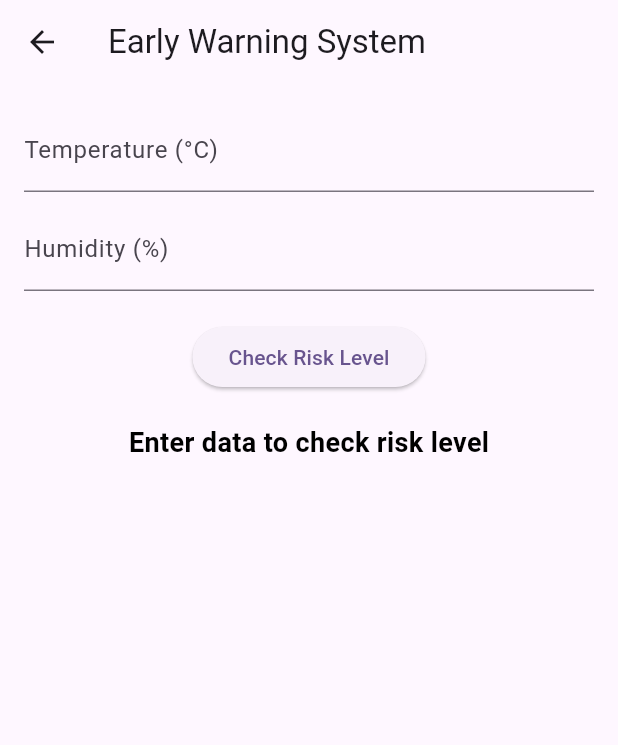
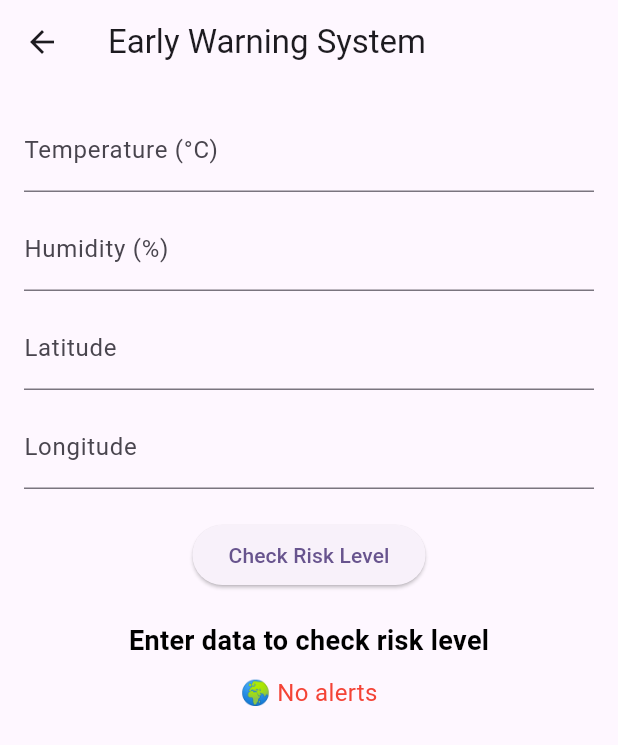
Before and after one commit to anu0419/zero-hunger, a Flutter app: the EarlyWarningScreen screen opened directly, on a phone screen of 412 x 824 dp. Shown: the top 745 px of the screen. Run offline on Flutter 3.47's test engine with Material 3 defaults, Android fonts, the phone set to English and light mode, and no system bars; our stand-ins replace cloud_firestore, firebase_auth, firebase_core, geolocator, google_maps_flutter, permission_handler; accounts and stored records are empty.

Commit message:
everything is working

```diff
--- a/lib/screens/early_warning_screen.dart
+++ b/lib/screens/early_warning_screen.dart
@@ -10,15 +10,18 @@ class EarlyWarningScreen extends StatefulWidget {
 class _EarlyWarningScreenState extends State<EarlyWarningScreen> {
   final _warningService = EarlyWarningService();
   String _riskMessage = "Enter data to check risk level";
+  String _weatherAlert = "No alerts";
   bool _isLoading = false;
 
   final TextEditingController _tempController = TextEditingController();
   final TextEditingController _humidityController = TextEditingController();
+  final TextEditingController _latController = TextEditingController();
+  final TextEditingController _lonController = TextEditingController();
 
   void _checkRisk() async {
-    if (_tempController.text.isEmpty || _humidityController.text.isEmpty) {
+    if (_tempController.text.isEmpty || _humidityController.text.isEmpty || _latController.text.isEmpty || _lonController.text.isEmpty) {
       setState(() {
-        _riskMessage = "Please enter both temperature and humidity";
+        _riskMessage = "Please enter all required data";
       });
       return;
     }
@@ -31,11 +34,14 @@ class _EarlyWarningScreenState extends State<EarlyWarningScreen> {
     try {
       double temperature = double.parse(_tempController.text);
       double humidity = double.parse(_humidityController.text);
+      double latitude = double.parse(_latController.text);
+      double longitude = double.parse(_lonController.text);
 
-      String risk = await _warningService.getRiskLevel(temperature, humidity);
+      var result = await _warningService.getRiskLevel(temperature, humidity, latitude, longitude);
 
       setState(() {
-        _riskMessage = "Risk Level: $risk";
+        _riskMessage = "Risk Level: ${result['risk'] ?? 'Unknown'}";
+        _weatherAlert = result['weather_alert'] ?? "No weather alerts";
         _isLoading = false;
       });
     } catch (e) {
@@ -56,19 +62,25 @@ class _EarlyWarningScreenState extends State<EarlyWarningScreen> {
           children: [
             TextField(
               controller: _tempController,
-              decoration: InputDecoration(
-                labelText: "Temperature (°C)",
-                hintText: "Enter temperature",
-              ),
+              decoration: InputDecoration(labelText: "Temperature (°C)", hintText: "Enter temperature"),
               keyboardType: TextInputType.number,
             ),
             SizedBox(height: 10),
             TextField(
               controller: _humidityController,
-              decoration: InputDecoration(
-                labelText: "Humidity (%)",
-                hintText: "Enter humidity",
-              ),
+              decoration: InputDecoration(labelText: "Humidity (%)", hintText: "Enter humidity"),
+              keyboardType: TextInputType.number,
+            ),
+            SizedBox(height: 10),
+            TextField(
+              controller: _latController,
+              decoration: InputDecoration(labelText: "Latitude", hintText: "Enter latitude"),
+              keyboardType: TextInputType.number,
+            ),
+            SizedBox(height: 10),
+            TextField(
+              controller: _lonController,
+              decoration: InputDecoration(labelText: "Longitude", hintText: "Enter longitude"),
               keyboardType: TextInputType.number,
             ),
             SizedBox(height: 20),
@@ -87,6 +99,14 @@ class _EarlyWarningScreenState extends State<EarlyWarningScreen> {
                 color: _riskMessage.contains("Error") ? Colors.red : Colors.black,
               ),
             ),
+            SizedBox(height: 10),
+            Text(
+              "🌍 $_weatherAlert",
+              style: TextStyle(
+                fontSize: 16,
+                color: Colors.red,
+              ),
+            ),
           ],
         ),
       ),
--- a/pubspec.yaml
+++ b/pubspec.yaml
@@ -46,6 +46,8 @@ dependencies:
   dart_openai: ^5.1.0
   flutter_map: ^8.0.0
   permission_handler: ^11.4.0
+  firebase_messaging: ^15.2.3
+  flutter_local_notifications: ^18.0.1
 
 dev_dependencies:
   flutter_test:
```
Also changed, not shown: firestore.indexes.json (+20 -1 lines), lib/screens/chat_screen.dart (+30 -8 lines), lib/services/early_warning_service.dart (+131 -5 lines), pubspec.lock, 3 other files.
